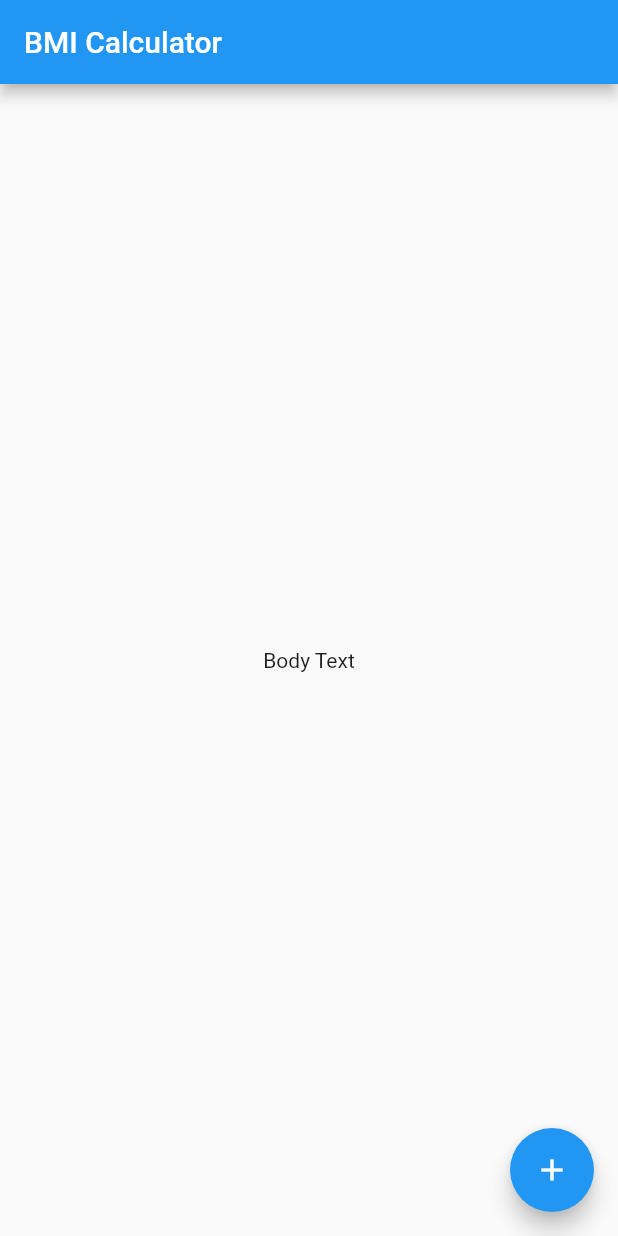
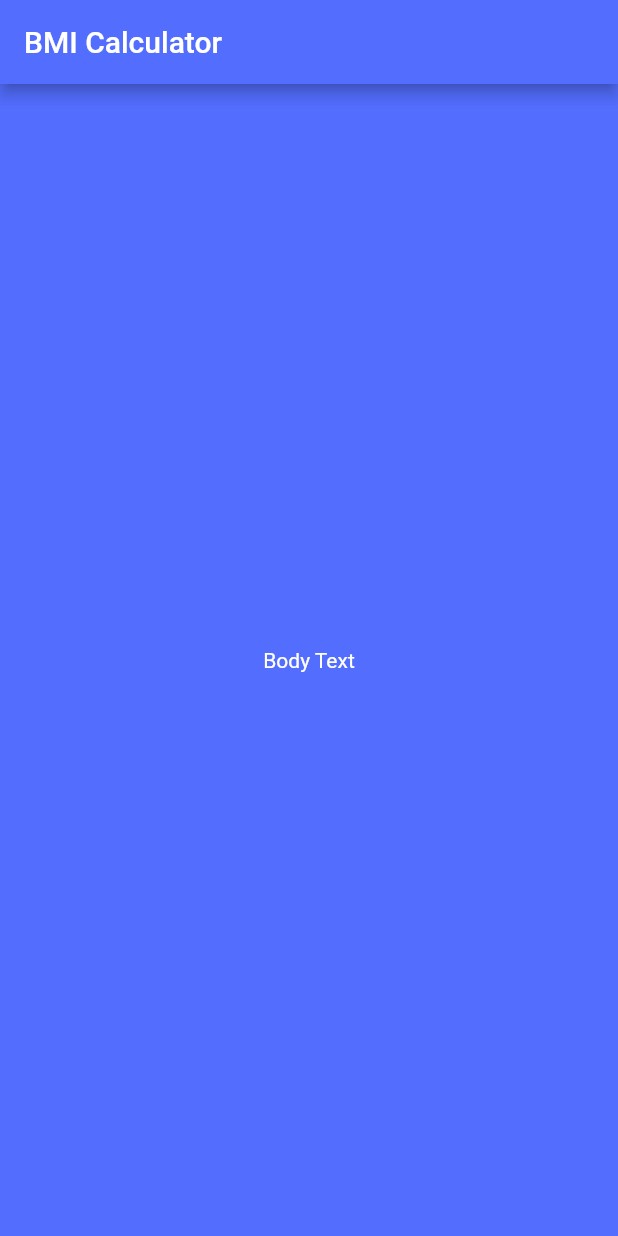
Before and after one commit to ViktorVarsano/Body-Mass-Index-Calculator, a Flutter app: the screen it shows after launch, on a phone screen of 412 x 824 dp. Run offline on Flutter 3.47's test engine with Material 2 defaults, Android fonts, the phone set to English and light mode, and no system bars.

Commit message:
Changed background, appBar and text colors

```diff
--- /dev/null
+++ b/lib/input_page.dart
@@ -0,0 +1,20 @@
+import 'package:flutter/material.dart';
+
+class InputPage extends StatefulWidget {
+  @override
+  _InputPageState createState() => _InputPageState();
+}
+
+class _InputPageState extends State<InputPage> {
+  @override
+  Widget build(BuildContext context) {
+    return Scaffold(
+      appBar: AppBar(
+        title: Text('BMI Calculator'),
+      ),
+      body: Center(
+        child: Text('Body Text'),
+      ),
+    );
+  }
+}
--- a/lib/main.dart
+++ b/lib/main.dart
@@ -1,4 +1,6 @@
 import 'package:flutter/material.dart';
+
+import 'input_page.dart';
 
 //Starting point for all our apps
 void main() => runApp(BMICalculator());
@@ -7,29 +9,11 @@ class BMICalculator extends StatelessWidget {
   @override
   Widget build(BuildContext context) {
     return MaterialApp(
+      theme: ThemeData.dark().copyWith(
+        primaryColor: Color(0xFF536DFE),
+        scaffoldBackgroundColor: Color(0xFF536DFE),
+      ),
       home: InputPage(),
     );
   }
 }
-
-class InputPage extends StatefulWidget {
-  @override
-  _InputPageState createState() => _InputPageState();
-}
-
-class _InputPageState extends State<InputPage> {
-  @override
-  Widget build(BuildContext context) {
-    return Scaffold(
-      appBar: AppBar(
-        title: Text('BMI Calculator'),
-      ),
-      body: Center(
-        child: Text('Body Text'),
-      ),
-      floatingActionButton: FloatingActionButton(
-        child: Icon(Icons.add),
-      ),
-    );
-  }
-}
```
